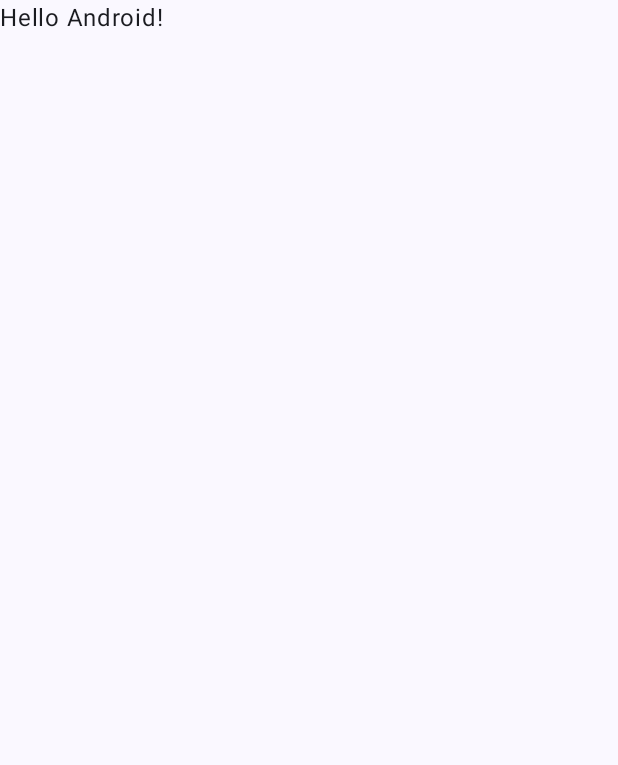
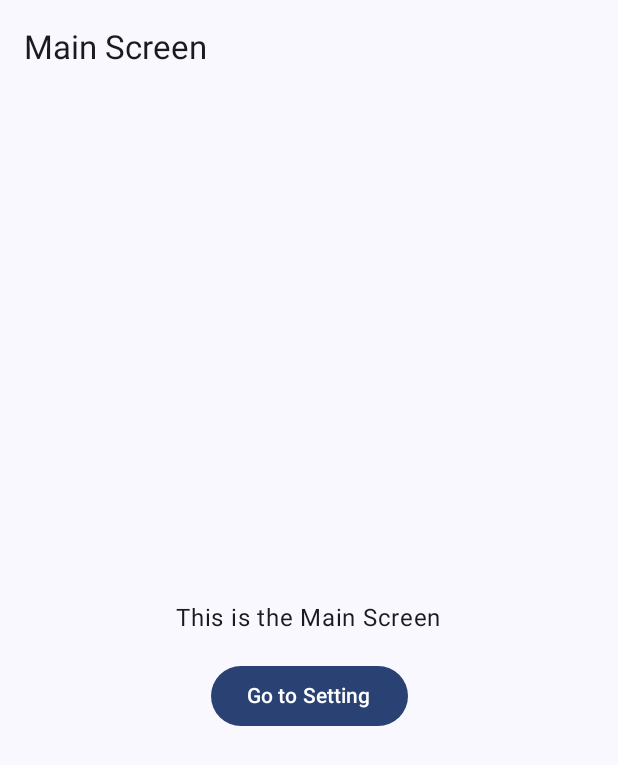
Before and after one commit to HYUNJUNEPARK/ContactBackUpApp, an Android app built with Jetpack Compose: the screen it shows after launch (MainActivity), on a phone screen of 412 x 824 dp. Before the commit the part shown is almost empty. Shown: the top 765 px of the screen. Run offline under Robolectric (Android 15) with nearby library versions, the phone set to English and light mode, and no system bars.

Commit message:
Feat(UI):Main, Setting

```diff
--- a/app/build.gradle.kts
+++ b/app/build.gradle.kts
@@ -40,7 +40,6 @@ android {
 }
 
 dependencies {
-
     implementation(libs.androidx.core.ktx)
     implementation(libs.androidx.lifecycle.runtime.ktx)
     implementation(libs.androidx.activity.compose)
@@ -56,4 +55,6 @@ dependencies {
     androidTestImplementation(libs.androidx.ui.test.junit4)
     debugImplementation(libs.androidx.ui.tooling)
     debugImplementation(libs.androidx.ui.test.manifest)
+    //rememberNavController()
+    implementation(libs.androidx.navigation.compose)
 }
--- a/app/src/main/AndroidManifest.xml
+++ b/app/src/main/AndroidManifest.xml
@@ -13,7 +13,7 @@
         android:theme="@style/Theme.PhoneGuard"
         tools:targetApi="31">
         <activity
-            android:name=".MainActivity"
+            android:name=".ui.MainActivity"
             android:exported="true"
             android:label="@string/app_name"
             android:theme="@style/Theme.PhoneGuard">
--- a/app/src/main/java/com/canbe/phoneguard/MainActivity.kt
+++ b/app/src/main/java/com/canbe/phoneguard/ui/MainActivity.kt
@@ -1,4 +1,4 @@
-package com.canbe.phoneguard
+package com.canbe.phoneguard.ui
 
 import android.os.Bundle
 import androidx.activity.ComponentActivity
@@ -7,10 +7,11 @@ import androidx.activity.enableEdgeToEdge
 import androidx.compose.foundation.layout.fillMaxSize
 import androidx.compose.foundation.layout.padding
 import androidx.compose.material3.Scaffold
-import androidx.compose.material3.Text
 import androidx.compose.runtime.Composable
 import androidx.compose.ui.Modifier
-import androidx.compose.ui.tooling.preview.Preview
+import androidx.navigation.compose.NavHost
+import androidx.navigation.compose.composable
+import androidx.navigation.compose.rememberNavController
 import com.canbe.phoneguard.ui.theme.PhoneGuardTheme
 
 class MainActivity : ComponentActivity() {
@@ -19,29 +20,26 @@ class MainActivity : ComponentActivity() {
         enableEdgeToEdge()
         setContent {
             PhoneGuardTheme {
-                Scaffold(modifier = Modifier.fillMaxSize()) { innerPadding ->
-                    Greeting(
-                        name = "Android",
-                        modifier = Modifier.padding(innerPadding)
-                    )
-                }
+                MyApp()
             }
         }
     }
 }
 
 @Composable
-fun Greeting(name: String, modifier: Modifier = Modifier) {
-    Text(
-        text = "Hello $name!",
-        modifier = modifier
-    )
-}
+fun MyApp() {
+    val navController = rememberNavController()
 
-@Preview(showBackground = true)
-@Composable
-fun GreetingPreview() {
-    PhoneGuardTheme {
-        Greeting("Android")
+    NavHost(navController = navController, startDestination = "main") {
+        composable("main") {
+            MainScreen(onNavigateToSetting = {
+                navController.navigate("setting")
+            })
+        }
+        composable("setting") {
+            SettingScreen(onBack = {
+                navController.popBackStack()
+            })
+        }
     }
 }
--- /dev/null
+++ b/app/src/main/java/com/canbe/phoneguard/ui/MainScreen.kt
@@ -0,0 +1,54 @@
+package com.canbe.phoneguard.ui
+
+
+import androidx.compose.foundation.layout.Arrangement
+import androidx.compose.foundation.layout.Column
+import androidx.compose.foundation.layout.Spacer
+import androidx.compose.foundation.layout.fillMaxSize
+import androidx.compose.foundation.layout.height
+import androidx.compose.foundation.layout.padding
+import androidx.compose.material3.Button
+import androidx.compose.material3.ExperimentalMaterial3Api
+import androidx.compose.material3.Scaffold
+import androidx.compose.material3.Text
+import androidx.compose.material3.TopAppBar
+import androidx.compose.runtime.Composable
+import androidx.compose.ui.Alignment
+import androidx.compose.ui.Modifier
+import androidx.compose.ui.tooling.preview.Preview
+import androidx.compose.ui.unit.dp
+import com.canbe.phoneguard.ui.theme.PhoneGuardTheme
+
+@OptIn(ExperimentalMaterial3Api::class)
+@Composable
+fun MainScreen(onNavigateToSetting: () -> Unit) {
+    Scaffold(
+        topBar = {
+            TopAppBar(title = { Text("Main Screen") })
+        },
+        content = { padding ->
+            Column(
+                modifier = Modifier
+                    .fillMaxSize()
+                    .padding(padding),
+                horizontalAlignment = Alignment.CenterHorizontally,
+                verticalArrangement = Arrangement.Center
+            ) {
+                Text("This is the Main Screen")
+                Spacer(modifier = Modifier.height(16.dp))
+
+                Button(onClick = onNavigateToSetting) {
+                    Text("Go to Setting")
+                }
+            }
+        }
+    )
+}
+
+@Preview(showBackground = true)
+@Composable
+fun MainScreenPreview() {
+    PhoneGuardTheme {
+        MainScreen({})
+    }
+}
--- a/gradle/libs.versions.toml
+++ b/gradle/libs.versions.toml
@@ -1,5 +1,5 @@
 [versions]
-agp = "8.8.0"
+agp = "8.8.2"
 kotlin = "2.0.0"
 coreKtx = "1.16.0"
 junit = "4.13.2"
@@ -7,10 +7,12 @@ junitVersion = "1.2.1"
 espressoCore = "3.6.1"
 lifecycleRuntimeKtx = "2.9.1"
 activityCompose = "1.10.1"
-composeBom = "2024.04.01"
+composeBom = "2025.06.00"
+navigationCompose = "2.9.0"
 
 [libraries]
 androidx-core-ktx = { group = "androidx.core", name = "core-ktx", version.ref = "coreKtx" }
+androidx-navigation-compose = { module = "androidx.navigation:navigation-compose", version.ref = "navigationCompose" }
 junit = { group = "junit", name = "junit", version.ref = "junit" }
 androidx-junit = { group = "androidx.test.ext", name = "junit", version.ref = "junitVersion" }
 androidx-espresso-core = { group = "androidx.test.espresso", name = "espresso-core", version.ref = "espressoCore" }
```
Also changed, not shown: app/src/main/java/com/canbe/phoneguard/ui/SettingScreen.kt (added, +56 -0 lines).
